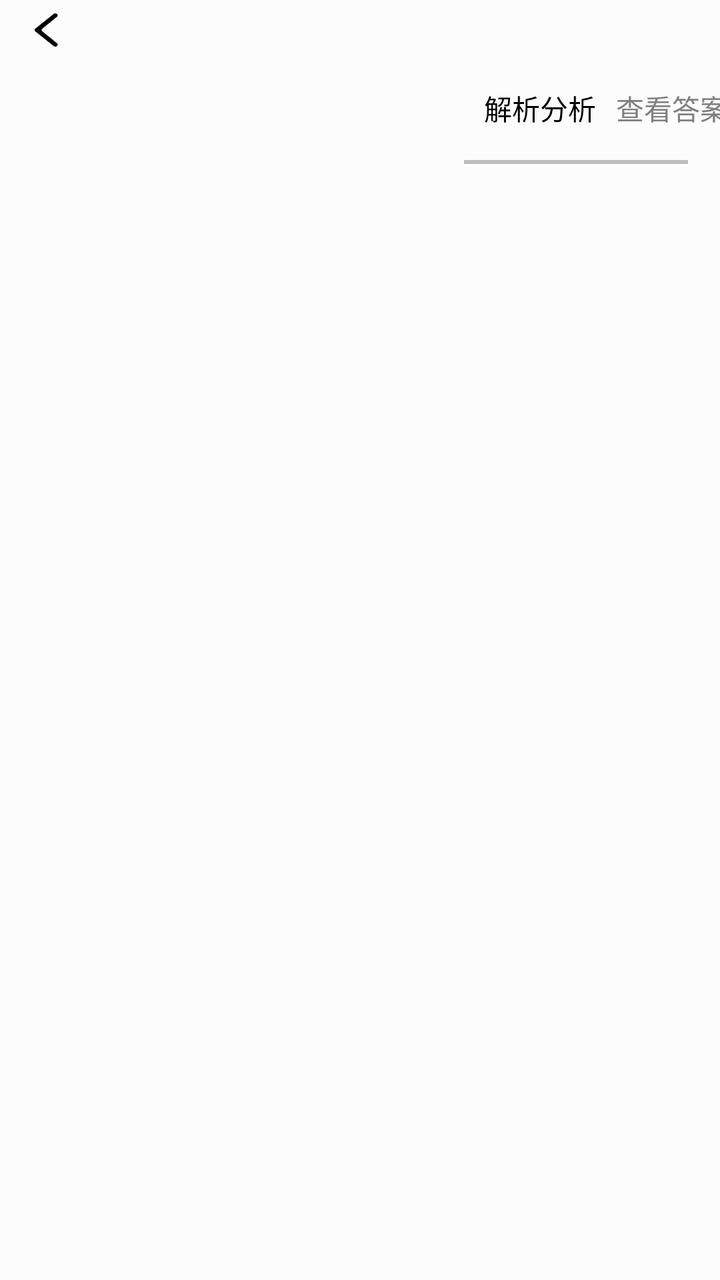
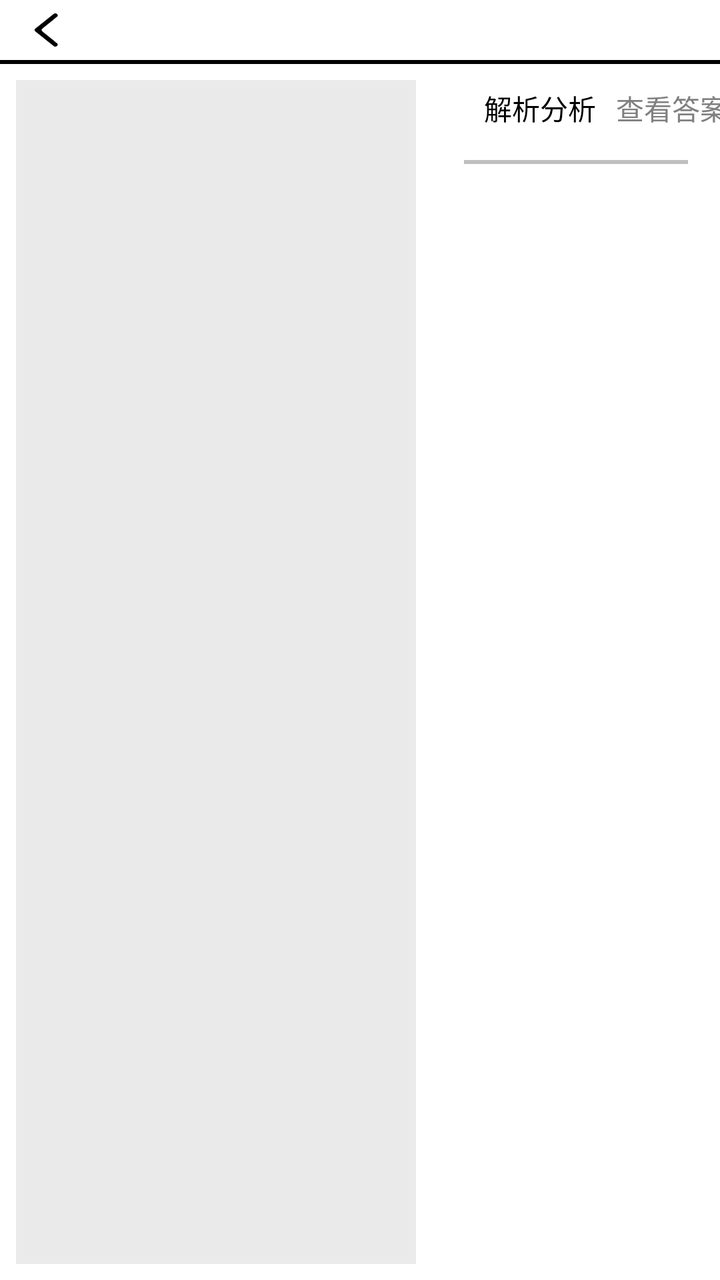

Screens rendered from an Android XML layout before and after an edit, with the pre-edit source and the edit as a unified diff.
<!-- AndroidManifest.xml: application theme Theme.IMatesApp.FullScreen -->
<!-- res/layout/fragment_exercise_list.xml -->
<?xml version="1.0" encoding="utf-8"?>
<androidx.constraintlayout.widget.ConstraintLayout
    xmlns:android="http://schemas.android.com/apk/res/android"
    xmlns:app="http://schemas.android.com/apk/res-auto"
    android:layout_width="match_parent"
    android:layout_height="match_parent"
    android:background="#80FFFFFF"
    xmlns:tools="http://schemas.android.com/tools"
    tools:context=".FragmentSubjectBiology">

    <Button
        android:id="@+id/back_exit"
        android:layout_width="30dp"
        android:layout_height="30dp"
        android:background="@drawable/ic_back"
        android:stateListAnimator="@animator/button_click_scale"
        android:layout_marginHorizontal="@dimen/min_margin_size"
        android:scaleType="center"
        app:layout_constraintStart_toStartOf="parent"
        app:layout_constraintTop_toTopOf="parent"/>

    <TextView
        android:id="@+id/title"
        android:layout_width="30dp"
        android:layout_height="30dp"
        app:layout_constraintTop_toTopOf="parent"
        app:layout_constraintStart_toEndOf="@id/back_exit"/>

    <androidx.recyclerview.widget.RecyclerView
        android:id="@+id/exerciseList"
        android:layout_width="0dp"
        android:layout_height="0dp"
        android:layout_marginVertical="16dp"
        android:layout_marginHorizontal="16dp"
        app:layout_constraintTop_toBottomOf="@id/title"
        app:layout_constraintBottom_toBottomOf="parent"
        app:layout_constraintStart_toStartOf="parent"
        app:layout_constraintEnd_toEndOf="@id/verticalGuide"/>

    <androidx.constraintlayout.widget.Guideline
        android:id="@+id/verticalGuide"
        android:layout_width="wrap_content"
        android:layout_height="wrap_content"
        android:orientation="vertical"
        app:layout_constraintGuide_percent="0.6" />

    <FrameLayout
        android:id="@+id/fragmentChatAiContainer"
        android:layout_width="0dp"
        android:layout_height="0dp"
        android:layout_marginHorizontal="16dp"
        android:layout_marginBottom="16dp"
        android:layout_marginTop="1dp"
        app:layout_constraintTop_toBottomOf="@id/spliter"
        app:layout_constraintStart_toStartOf="@id/verticalGuide"
        app:layout_constraintEnd_toEndOf="parent"
        app:layout_constraintBottom_toBottomOf="parent" />

    <RadioGroup
        android:id="@+id/radioGroup"
        android:layout_width="wrap_content"
        android:layout_height="wrap_content"
        android:orientation="horizontal"
        android:gravity="bottom"
        android:paddingHorizontal="10dp"
        android:layout_marginHorizontal="16dp"
        app:layout_constraintTop_toBottomOf="@id/title"
        app:layout_constraintStart_toStartOf="@id/verticalGuide">

        <RadioButton
            android:id="@+id/btnChatAi"
            android:layout_width="wrap_content"
            android:layout_height="wrap_content"
            android:text="@string/ai_guide_question"
            android:button="@null"
            android:layout_marginEnd="10dp"
            android:background="@drawable/button_background"
            android:textColor="@drawable/button_text_color" />

        <RadioButton
            android:id="@+id/btnAnswer"
            android:layout_width="wrap_content"
            android:layout_height="wrap_content"
            android:text="@string/check_answer"
            android:enabled="false"
            android:button="@null"
            android:layout_marginEnd="10dp"
            android:background="@drawable/button_background"
            android:textColor="@drawable/button_text_color"
            android:layout_marginHorizontal="4dp" />

        <RadioButton
            android:id="@+id/btnSimilar"
            android:layout_width="wrap_content"
            android:layout_height="wrap_content"
            android:text="@string/similar_questions"
            android:enabled="false"
            android:button="@null"
            android:layout_marginEnd="10dp"
            android:background="@drawable/button_background"
            android:textColor="@drawable/button_text_color"
            android:layout_marginHorizontal="4dp" />

        <Button
            android:id="@+id/btnCapture"
            android:layout_width="wrap_content"
            android:layout_height="wrap_content"
            android:text="@string/shoot_question"
            android:background="@drawable/button_background"
            android:textColor="@drawable/button_text_color"
            android:layout_marginHorizontal="4dp" />
    </RadioGroup>

    <View
        android:id="@+id/spliter"
        android:layout_width="0dp"
        android:layout_height="2dp"
        android:layout_marginHorizontal="16dp"
        android:layout_marginVertical="2dp"
        app:layout_constraintTop_toBottomOf="@id/radioGroup"
        app:layout_constraintStart_toStartOf="@id/verticalGuide"
        app:layout_constraintEnd_toEndOf="parent"
        android:background="#80808080"/>



</androidx.constraintlayout.widget.ConstraintLayout>
<!-- resources referenced by this layout -->
<resources>
  <dimen name="min_margin_size">8sp</dimen>
  <!-- drawable button_background (drawable) -->
  <?xml version="1.0" encoding="utf-8"?>
  <selector xmlns:android="http://schemas.android.com/apk/res/android">
      <item android:state_checked="true" android:drawable="@android:color/transparent"/>
      <item android:state_checked="false" android:drawable="@android:color/transparent"/>
  
      
      <item android:state_enabled="false">
          <shape android:shape="rectangle">
              <solid android:color="#FFFFFF"/> 
              <corners android:radius="10dp"/> 
          </shape>
      </item>
  
      
      <item>
          <shape android:shape="rectangle">
              <solid android:color="#FFFFFF"/> 
              <corners android:radius="10dp"/> 
          </shape>
      </item>
  
  </selector>
  <!-- drawable button_text_color (drawable) -->
  <?xml version="1.0" encoding="utf-8"?>
  <selector xmlns:android="http://schemas.android.com/apk/res/android">
      
      <item android:color="#808080" android:state_enabled="false" />
  
      <item android:color="#000000" android:state_enabled="true" />
  
      <item android:state_checked="true" android:drawable="@android:color/holo_blue_dark"/>
  
      <item android:state_checked="false" android:drawable="@android:color/black"/>
  
      
      <item android:color="#000000" />
  
  </selector>
  <!-- drawable ic_back (drawable) -->
  <vector xmlns:android="http://schemas.android.com/apk/res/android"
      android:width="512dp"
      android:height="512dp"
      android:viewportWidth="512"
      android:viewportHeight="512">
    <path
        android:pathData="M328,80.2c-2.8,0.7 -20.6,18.1 -84.7,82.1 -44.7,44.6 -82,82.7 -82.9,84.5 -2.4,5 -2.8,9.7 -1.4,14.9 1.2,4.5 6.5,10 81.9,85.6 44.3,44.4 82,81.7 83.7,82.8 9.8,6.1 23.9,1.7 29.5,-9.2 2.4,-4.7 2.5,-13.7 0.3,-18.2 -0.9,-1.8 -31,-32.7 -67,-68.7 -45.4,-45.5 -65.8,-66.6 -66.9,-69.2 -1.9,-4.8 -1.9,-12.8 0,-17.6 1.1,-2.6 21.5,-23.7 66.9,-69.2 36,-36 66.1,-66.9 67,-68.7 2.2,-4.5 2.1,-13.5 -0.3,-18.2 -5,-9.7 -15.3,-14 -26.1,-10.9z"
        android:fillColor="#000000"
        android:strokeColor="#00000000"/>
  </vector>
  <string name="ai_guide_question">解析分析</string>
  <string name="check_answer">查看答案</string>
  <string name="shoot_question">拍照识题</string>
  <string name="similar_questions">举一反三</string>
  <style name="Theme.IMatesApp.FullScreen" parent="Theme.AppCompat.Light.NoActionBar">
          
          <item name="android:windowFullscreen">true</item>
          
          <item name="android:windowTranslucentStatus">true</item>
          
          <item name="android:windowTranslucentNavigation">true</item>
      </style>
</resources>

<!-- the commit's change to res/layout/fragment_exercise_list.xml (unified diff, before → after) -->
@@ -4,7 +4,7 @@
     xmlns:app="http://schemas.android.com/apk/res-auto"
     android:layout_width="match_parent"
     android:layout_height="match_parent"
-    android:background="#80FFFFFF"
+    android:background="#FFFFFF"
     xmlns:tools="http://schemas.android.com/tools"
     tools:context=".FragmentSubjectBiology">
 
@@ -26,13 +26,22 @@
         app:layout_constraintTop_toTopOf="parent"
         app:layout_constraintStart_toEndOf="@id/back_exit"/>
 
+    <View
+        android:id="@+id/spliter0"
+        android:layout_width="match_parent"
+        android:layout_height="2dp"
+        android:background="#000000"
+        app:layout_constraintTop_toBottomOf="@id/back_exit"
+        app:layout_constraintStart_toStartOf="parent"/>
+
     <androidx.recyclerview.widget.RecyclerView
         android:id="@+id/exerciseList"
         android:layout_width="0dp"
         android:layout_height="0dp"
-        android:layout_marginVertical="16dp"
-        android:layout_marginHorizontal="16dp"
-        app:layout_constraintTop_toBottomOf="@id/title"
+        android:layout_marginVertical="8dp"
+        android:layout_marginHorizontal="8dp"
+        android:background="#F7EAEAEA"
+        app:layout_constraintTop_toBottomOf="@id/spliter0"
         app:layout_constraintBottom_toBottomOf="parent"
         app:layout_constraintStart_toStartOf="parent"
         app:layout_constraintEnd_toEndOf="@id/verticalGuide"/>
